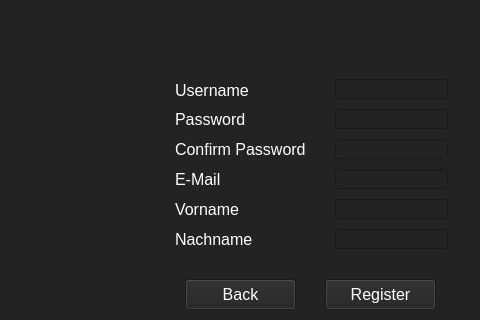
Old version of the form uis/ui_register.ui in the repository dahlhoffKevin/passwordManager; both pictures show x 195 to 675 and y 91 to 411 of the 1000 by 500 pixel window.
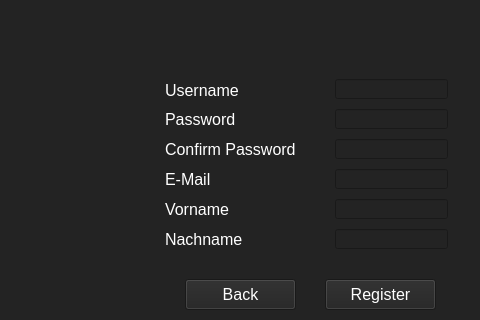
New version of the form. Icons and pictures are not drawn.

Commit message: changes at ui's; working on a logging system startet: not finished

```diff
--- a/uis/ui_register.ui
+++ b/uis/ui_register.ui
@@ -29,9 +29,9 @@
    <widget class="QLabel" name="username">
     <property name="geometry">
      <rect>
-      <x>370</x>
+      <x>360</x>
       <y>161</y>
-      <width>81</width>
+      <width>151</width>
       <height>41</height>
      </rect>
     </property>
@@ -50,9 +50,9 @@
    <widget class="QLabel" name="password">
     <property name="geometry">
      <rect>
-      <x>370</x>
+      <x>360</x>
       <y>190</y>
-      <width>71</width>
+      <width>151</width>
       <height>41</height>
      </rect>
     </property>
@@ -71,9 +71,9 @@
    <widget class="QLabel" name="email">
     <property name="geometry">
      <rect>
-      <x>370</x>
+      <x>360</x>
       <y>260</y>
-      <width>91</width>
+      <width>151</width>
       <height>21</height>
      </rect>
     </property>
@@ -92,9 +92,9 @@
    <widget class="QLabel" name="name">
     <property name="geometry">
      <rect>
-      <x>370</x>
+      <x>360</x>
       <y>290</y>
-      <width>71</width>
+      <width>151</width>
       <height>21</height>
      </rect>
     </property>
@@ -113,9 +113,9 @@
    <widget class="QLabel" name="lastname">
     <property name="geometry">
      <rect>
-      <x>370</x>
+      <x>360</x>
       <y>320</y>
-      <width>81</width>
+      <width>151</width>
       <height>21</height>
      </rect>
     </property>
@@ -209,9 +209,9 @@
    <widget class="QLabel" name="password_2">
     <property name="geometry">
      <rect>
-      <x>370</x>
+      <x>360</x>
       <y>220</y>
-      <width>131</width>
+      <width>151</width>
       <height>41</height>
      </rect>
     </property>
```
The commit also changes 7 other files.
